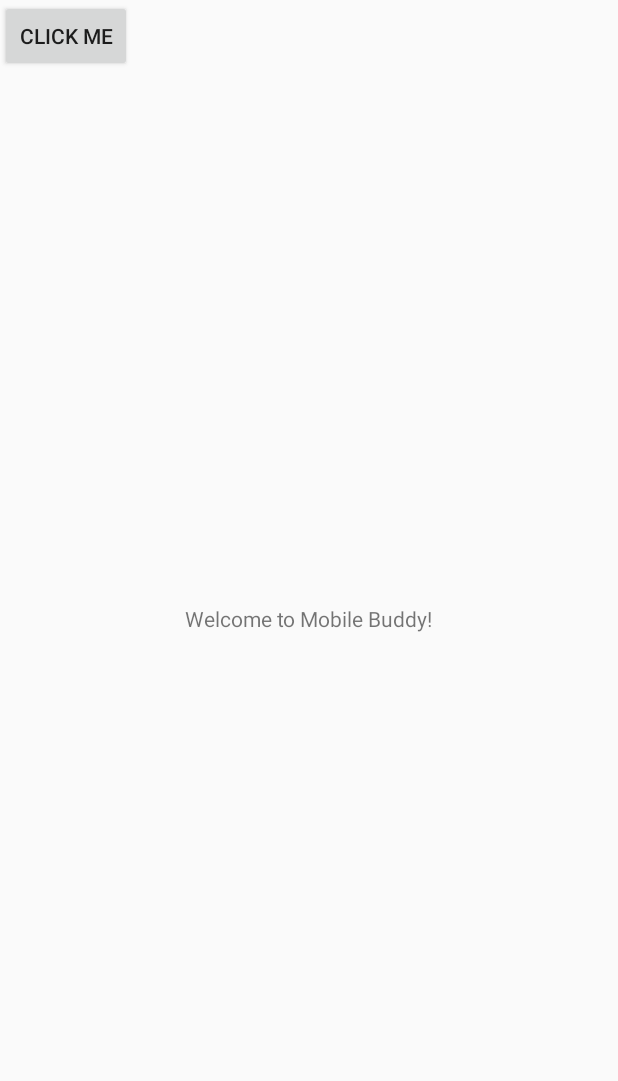
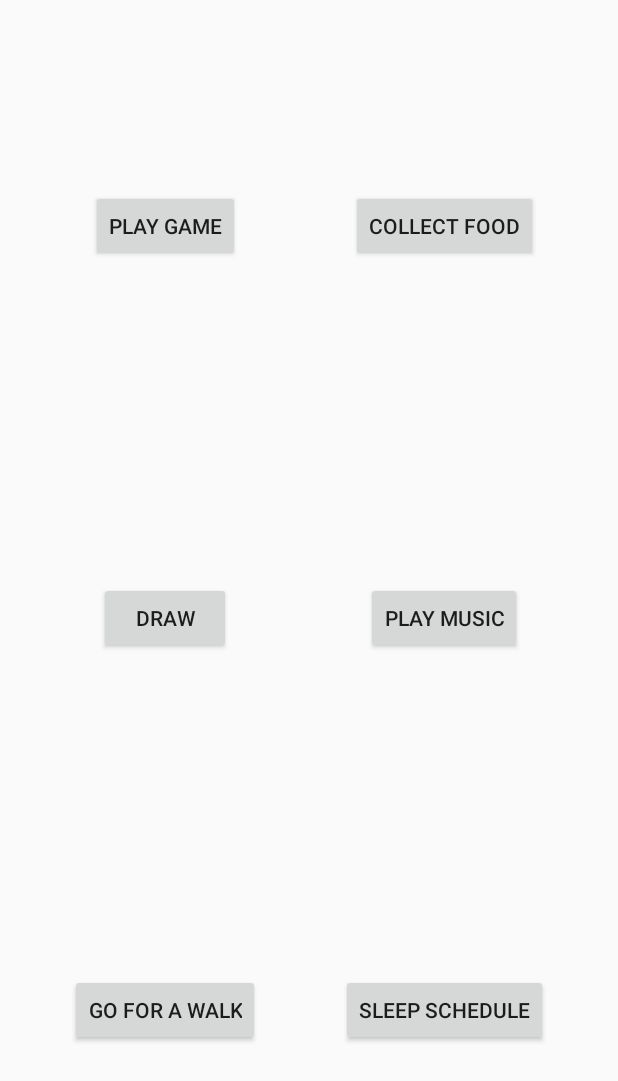
Before and after one commit to jluken/Mobile_Buddy, an Android app: the layout interact_screen_activity.xml on its own in the app's theme, with its tools: preview values and no code run, on a phone screen of 412 x 824 dp. Shown: the top 1081 px of the screen. Run offline under Robolectric (Android 15) with nearby library versions, the light colour scheme and no system bars.

Commit message:
had to add files to commit apparantly

```diff
--- a/app/src/main/AndroidManifest.xml
+++ b/app/src/main/AndroidManifest.xml
@@ -17,6 +17,12 @@
                 <category android:name="android.intent.category.LAUNCHER" />
             </intent-filter>
         </activity>
+
+        <activity android:name=".InteractScreenActivity">
+            <intent-filter>
+                <category android:name="android.intent.category.DEFAULT" />
+            </intent-filter>
+        </activity>
     </application>
 
 </manifest>
--- a/app/src/main/res/layout/home_screen_activity.xml
+++ b/app/src/main/res/layout/home_screen_activity.xml
@@ -18,6 +18,7 @@
 
 
     <Button
+        android:id="@+id/clickMeButton"
         android:layout_width="wrap_content"
         android:layout_height="wrap_content"
         android:clickable="true"
--- a/app/src/main/res/layout/interact_screen_activity.xml
+++ b/app/src/main/res/layout/interact_screen_activity.xml
@@ -1,27 +1,80 @@
 <?xml version="1.0" encoding="utf-8"?>
-<android.support.constraint.ConstraintLayout xmlns:android="http://schemas.android.com/apk/res/android"
-    xmlns:app="http://schemas.android.com/apk/res-auto"
+<GridLayout xmlns:android="http://schemas.android.com/apk/res/android"
     xmlns:tools="http://schemas.android.com/tools"
-    android:layout_width="match_parent"
-    android:layout_height="match_parent"
-    tools:context="com.example.cse5236.mobilebuddy.HomeScreenActivity">
+    android:layout_width="fill_parent"
+    android:layout_height="fill_parent"
+    android:layout_centerHorizontal="true"
+    android:columnCount="2"
+    android:rowCount="3"
+    android:padding="20dp"
 
-    <TextView
-        android:layout_width="wrap_content"
-        android:layout_height="wrap_content"
-        android:text="Welcome to Mobile Buddy!"
-        app:layout_constraintBottom_toBottomOf="parent"
-        app:layout_constraintLeft_toLeftOf="parent"
-        app:layout_constraintRight_toRightOf="parent"
-        app:layout_constraintTop_toTopOf="parent"
-        />
+    tools:context="com.example.cse5236.mobilebuddy.InteractScreenActivity">
 
 
     <Button
+        android:id="@+id/playGameButton"
+        android:layout_row="0"
+        android:layout_column="0"
         android:layout_width="wrap_content"
         android:layout_height="wrap_content"
-        android:clickable="true"
-        android:text="Click Me"
-        />
+        android:layout_columnWeight="1"
+        android:layout_rowWeight="1"
+        android:layout_gravity="center"
+        android:text="Play Game" />
 
-</android.support.constraint.ConstraintLayout>
+    <Button
+        android:id="@+id/collectFoodButton"
+        android:layout_row="0"
+        android:layout_column="1"
+        android:layout_width="wrap_content"
+        android:layout_height="wrap_content"
+        android:layout_columnWeight="1"
+        android:layout_rowWeight="1"
+        android:layout_gravity="center"
+        android:text="Collect Food" />
+
+    <Button
+        android:id="@+id/drawButton"
+        android:layout_row="1"
+        android:layout_column="0"
+        android:layout_width="wrap_content"
+        android:layout_height="wrap_content"
+        android:layout_columnWeight="1"
+        android:layout_rowWeight="1"
+        android:layout_gravity="center"
+        android:text="Draw" />
+
+    <Button
+        android:id="@+id/playMusicButton"
+        android:layout_row="1"
+        android:layout_column="1"
+        android:layout_width="wrap_content"
+        android:layout_height="wrap_content"
+        android:layout_columnWeight="1"
+        android:layout_rowWeight="1"
+        android:layout_gravity="center"
+        android:text="Play Music" />
+
+    <Button
+        android:id="@+id/walkButton"
+        android:layout_row="2"
+        android:layout_column="0"
+        android:layout_width="wrap_content"
+        android:layout_height="wrap_content"
+        android:layout_columnWeight="1"
+        android:layout_rowWeight="1"
+        android:layout_gravity="center"
+        android:text="Go for a Walk" />
+
+    <Button
+        android:id="@+id/sleepButton"
+        android:layout_row="2"
+        android:layout_column="1"
+        android:layout_width="wrap_content"
+        android:layout_height="wrap_content"
+        android:layout_columnWeight="1"
+        android:layout_rowWeight="1"
+        android:layout_gravity="center"
+        android:text="Sleep Schedule" />
+
+</GridLayout>
```
Also changed, not shown: app/src/main/java/com/example/cse5236/mobilebuddy/HomeScreenActivity.java (+11 -0 lines), app/src/main/java/com/example/cse5236/mobilebuddy/InteractScreenActivity.java (+55 -1 lines).
